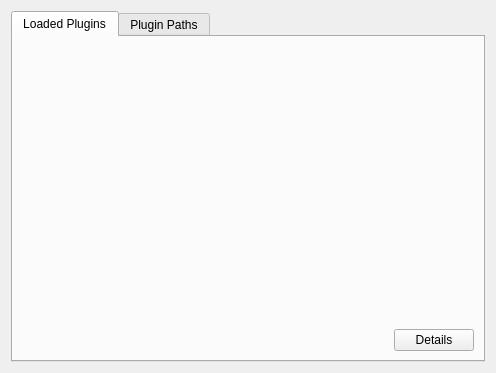
First picture: the form in src/ExtensionSystem/source/ExtensionSystemConfig.ui, repository JPNaude/Qtilities, before the edit.
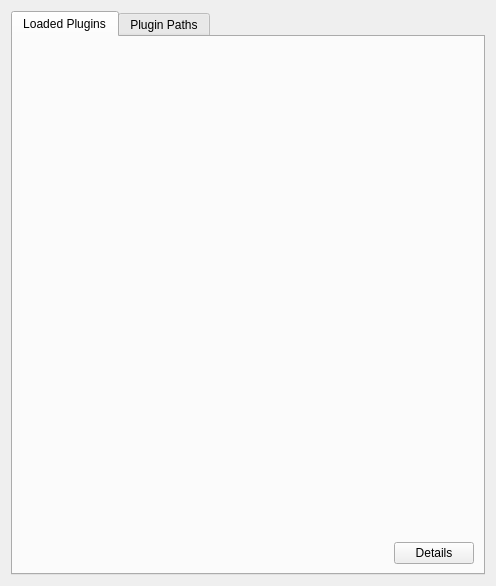
Second picture: the form after the edit.

The edit to the form file:
```diff
--- a/src/ExtensionSystem/source/ExtensionSystemConfig.ui
+++ b/src/ExtensionSystem/source/ExtensionSystemConfig.ui
@@ -7,7 +7,7 @@
     <x>0</x>
     <y>0</y>
     <width>496</width>
-    <height>373</height>
+    <height>586</height>
    </rect>
   </property>
   <property name="windowTitle">
```
Left out of the diff: 2 changed lines with no effect on the pictures.
